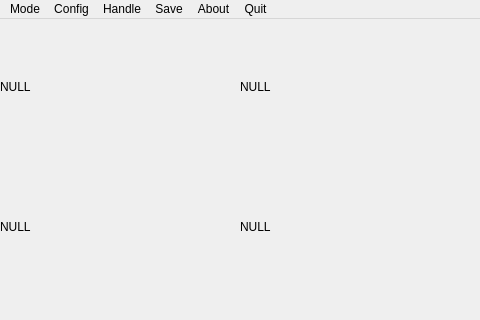
Before: the Qt Designer form ProgrammableCamera/programmablecamera.ui in XintingXu/ProgrammableCamera, drawn with Qt 5.
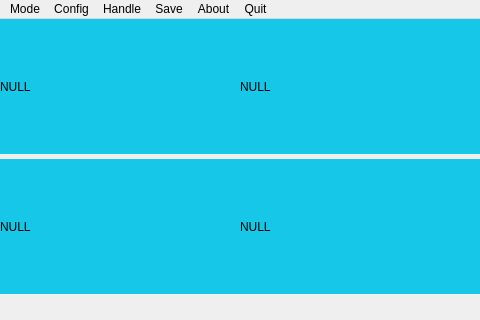
After: the same form once the commit is applied.

What changed in the file:
```diff
--- a/ProgrammableCamera/programmablecamera.ui
+++ b/ProgrammableCamera/programmablecamera.ui
@@ -25,6 +25,9 @@
   <property name="windowTitle">
    <string>ProgrammableCamera</string>
   </property>
+  <property name="styleSheet">
+   <string notr="true">alternate-background-color: rgb(255, 255, 255);</string>
+  </property>
   <widget class="QWidget" name="centralWidget">
    <widget class="QLabel" name="labelCamera1">
     <property name="geometry">
@@ -47,6 +50,9 @@
       <height>135</height>
      </size>
     </property>
+    <property name="styleSheet">
+     <string notr="true">background-color: rgb(23, 199, 231);</string>
+    </property>
     <property name="text">
      <string>NULL</string>
     </property>
@@ -72,6 +78,9 @@
       <height>135</height>
      </size>
     </property>
+    <property name="styleSheet">
+     <string notr="true">background-color: rgb(23, 199, 231);</string>
+    </property>
     <property name="text">
      <string>NULL</string>
     </property>
@@ -97,6 +106,9 @@
       <height>135</height>
      </size>
     </property>
+    <property name="styleSheet">
+     <string notr="true">background-color: rgb(23, 199, 231);</string>
+    </property>
     <property name="text">
      <string>NULL</string>
     </property>
@@ -122,6 +134,9 @@
       <height>135</height>
      </size>
     </property>
+    <property name="styleSheet">
+     <string notr="true">background-color: rgb(23, 199, 231);</string>
+    </property>
     <property name="text">
      <string>NULL</string>
     </property>
```
